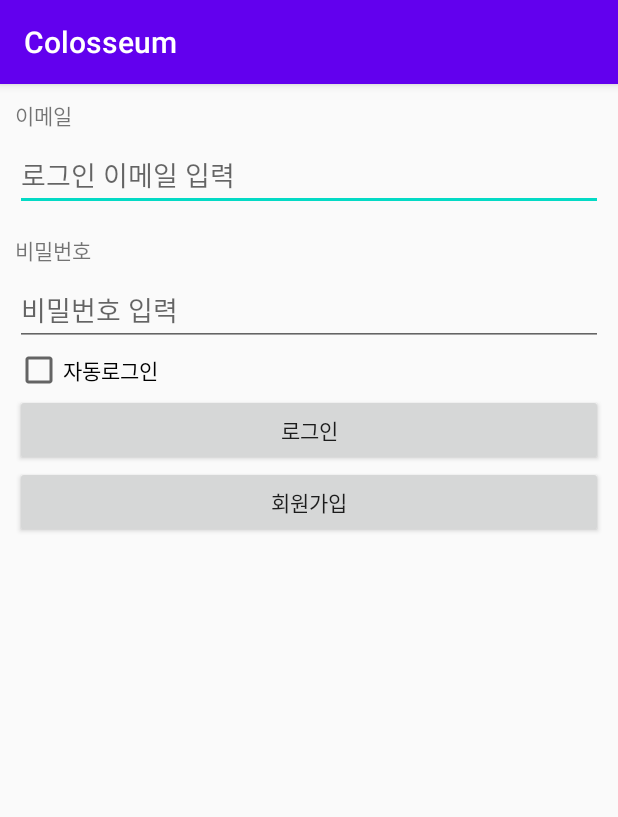
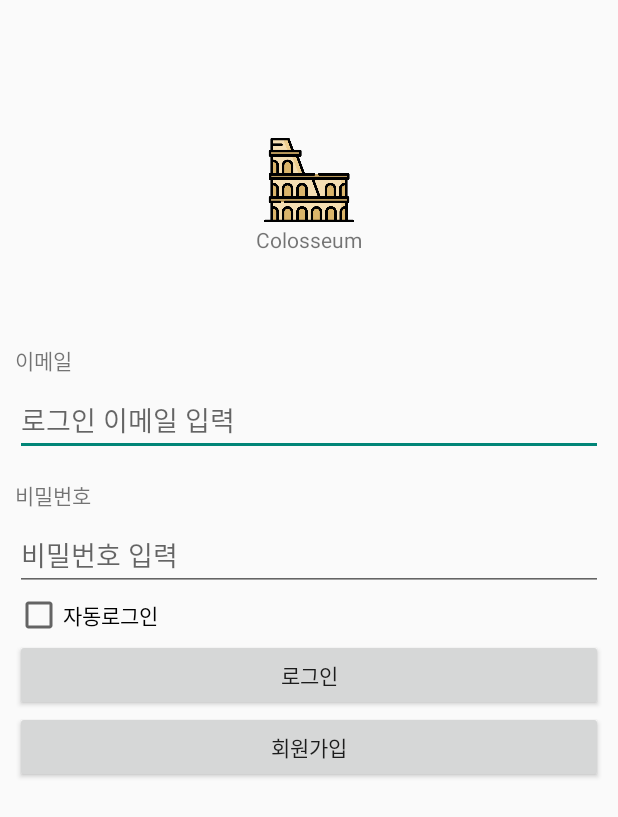
Before and after one commit to yhwba/Colosseum_20200603_myProject, an Android app: the screen it shows after launch (LoginActivity), on a phone screen of 412 x 824 dp. Shown: the top 817 px of the screen. Run offline under Robolectric (Android 15) with nearby library versions, the light colour scheme and no system bars.

```diff
--- a/app/src/main/AndroidManifest.xml
+++ b/app/src/main/AndroidManifest.xml
@@ -14,7 +14,9 @@
         android:usesCleartextTraffic="true">
         <activity android:name=".ViewTopicActivity"></activity>
         <activity android:name=".MainActivity" />
-        <activity android:name=".LoginActivity" />
+        <activity
+            android:name=".LoginActivity"
+            android:theme="@style/Theme.AppCompat.Light.NoActionBar" />
         <activity
             android:name=".SplashActivity"
             android:theme="@style/Theme.AppCompat.Light.NoActionBar">
--- a/app/src/main/res/layout/activity_login.xml
+++ b/app/src/main/res/layout/activity_login.xml
@@ -7,6 +7,27 @@
     android:orientation="vertical"
     android:padding="10dp"
     tools:context=".LoginActivity">
+
+    <LinearLayout
+        android:layout_width="match_parent"
+        android:layout_height="wrap_content"
+        android:layout_marginTop="80dp"
+        android:layout_marginBottom="60dp"
+        android:gravity="center"
+        android:orientation="vertical">
+
+        <ImageView
+            android:layout_width="60dp"
+            android:layout_height="60dp"
+            android:src="@drawable/main_icon" />
+
+        <TextView
+            android:layout_width="wrap_content"
+            android:layout_height="wrap_content"
+            android:gravity="center"
+            android:text="@string/app_name" />
+
+    </LinearLayout>
 
 
     <TextView
@@ -18,29 +39,30 @@
         android:id="@+id/emailEdt"
         android:layout_width="match_parent"
         android:layout_height="wrap_content"
+        android:layout_marginTop="5dp"
         android:hint="로그인 이메일 입력"
-        android:layout_marginTop="5dp"
         android:inputType="textEmailAddress" />
 
     <TextView
         android:layout_width="wrap_content"
         android:layout_height="wrap_content"
-        android:text="비밀번호"
-        android:layout_marginTop="15dp"/>
+        android:layout_marginTop="15dp"
+        android:text="비밀번호" />
 
     <EditText
         android:id="@+id/pwEdt"
         android:layout_width="match_parent"
         android:layout_height="wrap_content"
+        android:layout_marginTop="5dp"
         android:hint="비밀번호 입력"
-        android:layout_marginTop="5dp"
         android:inputType="textPassword" />
 
     <CheckBox
         android:id="@+id/autoLoginCheckBox"
         android:layout_width="wrap_content"
         android:layout_height="wrap_content"
-        android:text="자동로그인"/>
+        android:text="자동로그인" />
+
     <Button
         android:id="@+id/loginBtn"
         android:layout_width="match_parent"
```
Also changed, not shown: app/src/main/java/kr/co/tjoeun/colosseum_kotlin/ViewTopicActivity.java (+28 -0 lines), app/src/main/java/kr/co/tjoeun/colosseum_kotlin/utils/ServerUtil.java (+56 -0 lines).
